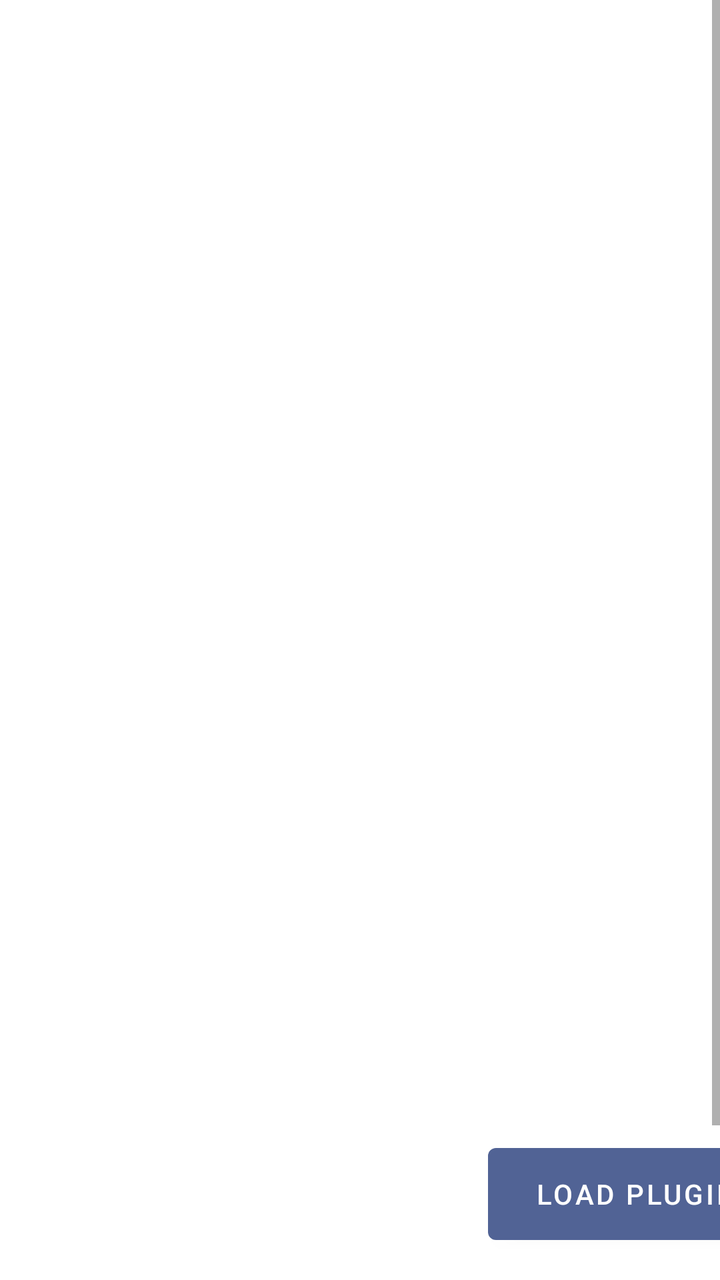
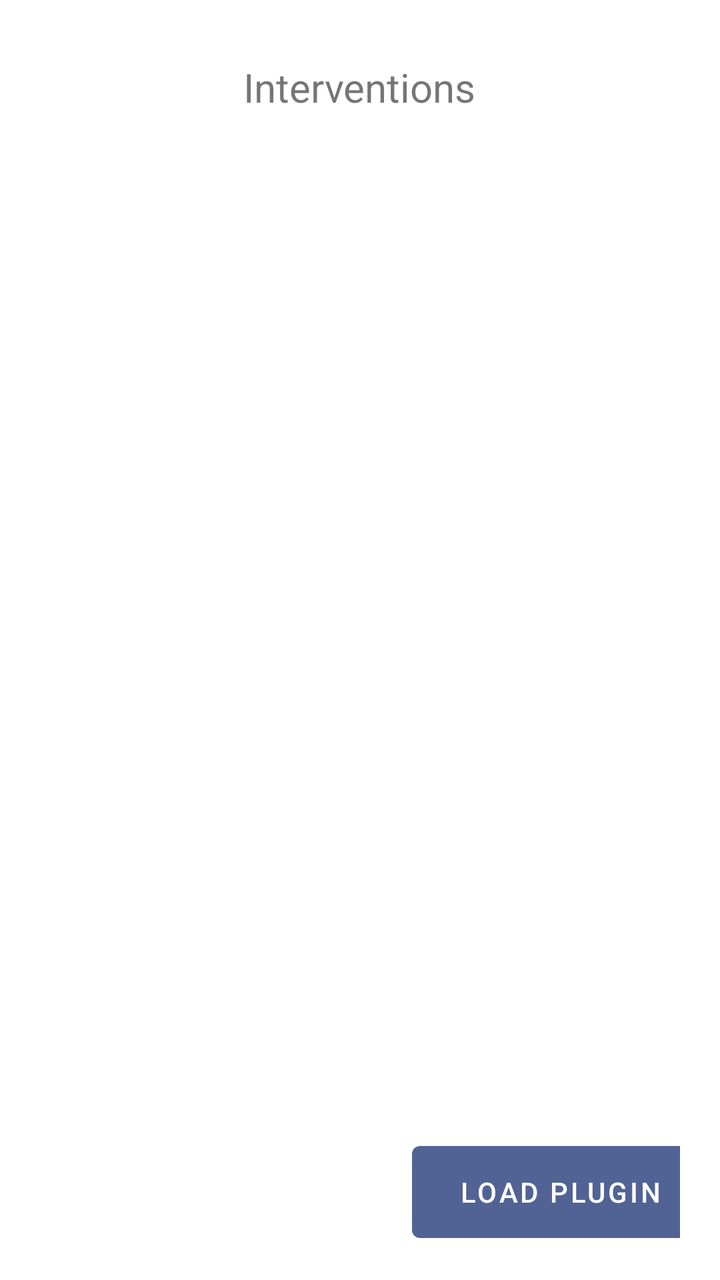

Two renders of the same Android screen: before a commit and after it. Below are the layout's source before the change and the commit's diff.
<!-- AndroidManifest.xml: application theme Theme.SELab23B02 -->
<!-- res/layout/fragment_interventions.xml -->
<?xml version="1.0" encoding="utf-8"?>
<LinearLayout xmlns:android="http://schemas.android.com/apk/res/android"
    xmlns:app="http://schemas.android.com/apk/res-auto"
    xmlns:tools="http://schemas.android.com/tools"
    android:layout_width="match_parent"
    android:layout_height="match_parent">

    <ScrollView
        android:layout_width="match_parent"
        android:layout_height="match_parent">

        <LinearLayout
            android:layout_width="match_parent"
            android:layout_height="wrap_content"
            android:orientation="vertical" >

            <androidx.constraintlayout.widget.ConstraintLayout
                android:id="@+id/singleInterventionConstraintLayout"
                android:layout_width="match_parent"
                android:layout_height="728dp">

                <Button
                    android:id="@+id/buttonAddNewIntervention"
                    android:layout_width="148dp"
                    android:layout_height="58dp"
                    android:layout_marginStart="244dp"
                    android:layout_marginTop="568dp"
                    android:text="Load Plugin"
                    app:layout_constraintStart_toStartOf="parent"
                    app:layout_constraintTop_toTopOf="parent" />

            </androidx.constraintlayout.widget.ConstraintLayout>
        </LinearLayout>
    </ScrollView>

</LinearLayout>
<!-- resources referenced by this layout -->
<resources>
  <style name="Theme.SELab23B02" parent="Theme.MaterialComponents.DayNight.DarkActionBar">
          
          <item name="colorPrimary">@color/accent_color</item>
          <item name="colorPrimaryVariant">@color/accent_color</item>
          <item name="colorOnPrimary">@color/white</item>
          
          <item name="colorSecondary">@color/teal_200</item>
          <item name="colorSecondaryVariant">@color/teal_700</item>
          <item name="colorOnSecondary">@color/black</item>
          
          <item name="android:statusBarColor">?attr/colorPrimaryVariant</item>
          
      </style>
  <color name="accent_color">#516395</color>
  <color name="white">#FFFFFFFF</color>
  <color name="teal_200">#FF03DAC5</color>
  <color name="teal_700">#FF018786</color>
  <color name="black">#FF000000</color>
</resources>

<!-- the commit's change to res/layout/fragment_interventions.xml (unified diff, before → after) -->
@@ -1,5 +1,5 @@
 <?xml version="1.0" encoding="utf-8"?>
-<LinearLayout xmlns:android="http://schemas.android.com/apk/res/android"
+<androidx.constraintlayout.widget.ConstraintLayout xmlns:android="http://schemas.android.com/apk/res/android"
     xmlns:app="http://schemas.android.com/apk/res-auto"
     xmlns:tools="http://schemas.android.com/tools"
     android:layout_width="match_parent"
@@ -7,30 +7,38 @@
 
     <ScrollView
         android:layout_width="match_parent"
-        android:layout_height="match_parent">
+        android:layout_height="match_parent"
+        tools:layout_editor_absoluteX="-16dp"
+        tools:layout_editor_absoluteY="95dp">
 
         <LinearLayout
+            android:id="@+id/linearLayoutInterventions"
             android:layout_width="match_parent"
             android:layout_height="wrap_content"
-            android:orientation="vertical" >
+            android:layout_marginTop="20dp"
+            android:divider="@drawable/divider"
+            android:gravity="center"
+            android:orientation="vertical"
+            android:paddingLeft="20dp"
+            android:paddingRight="20dp"
+            android:showDividers="middle">
 
-            <androidx.constraintlayout.widget.ConstraintLayout
-                android:id="@+id/singleInterventionConstraintLayout"
-                android:layout_width="match_parent"
-                android:layout_height="728dp">
+            <TextView
+                android:layout_width="wrap_content"
+                android:layout_height="wrap_content"
+                android:text="Interventions"
+                android:layout_marginStart="0dp"
+                android:layout_marginTop="10dp"
+                android:textSize="20sp" />
 
-                <Button
-                    android:id="@+id/buttonAddNewIntervention"
-                    android:layout_width="148dp"
-                    android:layout_height="58dp"
-                    android:layout_marginStart="244dp"
-                    android:layout_marginTop="568dp"
-                    android:text="Load Plugin"
-                    app:layout_constraintStart_toStartOf="parent"
-                    app:layout_constraintTop_toTopOf="parent" />
+            <Button
+                android:id="@+id/buttonAddNewIntervention"
+                android:layout_width="148dp"
+                android:layout_height="58dp"
+                android:layout_marginStart="100dp"
+                android:layout_marginTop="500dp"
+                android:text="Load Plugin"/>
 
-            </androidx.constraintlayout.widget.ConstraintLayout>
         </LinearLayout>
     </ScrollView>
-
-</LinearLayout>
+</androidx.constraintlayout.widget.ConstraintLayout>
<!-- resource entries referenced after the edit -->
@@ -1,5 +1,13 @@
 <!-- resources referenced by this layout -->
 <resources>
+  <!-- drawable divider (drawable) -->
+  <?xml version="1.0" encoding="utf-8"?>
+  <shape xmlns:android="http://schemas.android.com/apk/res/android">
+      <size
+          android:height="10dp"
+          android:width="5dp"
+          />
+  </shape>
   <style name="Theme.SELab23B02" parent="Theme.MaterialComponents.DayNight.DarkActionBar">
           
           <item name="colorPrimary">@color/accent_color</item>
